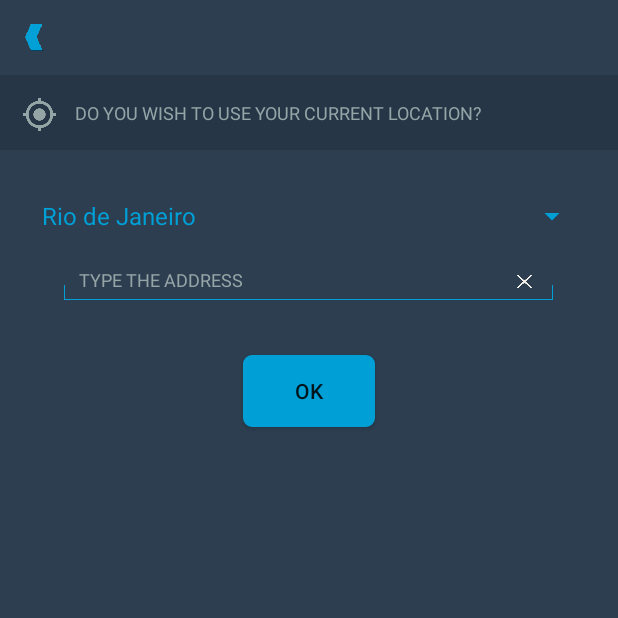
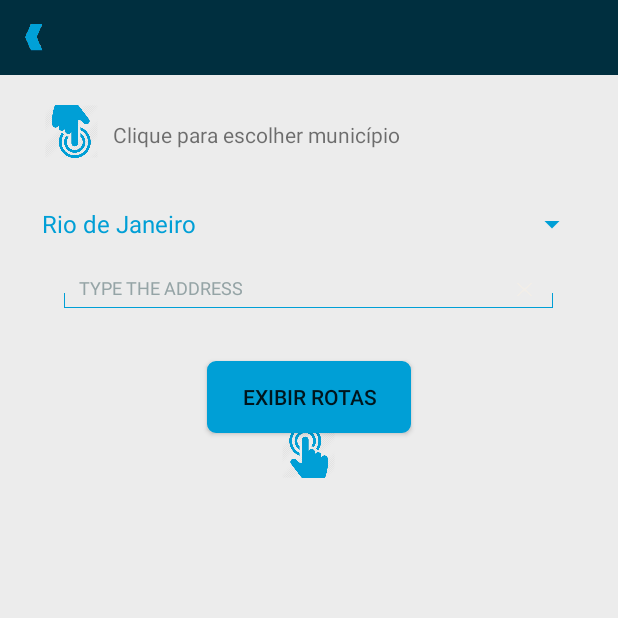
Before and after one commit to alanlyra/PDO, an Android app: the SelecionarEnderecoActivity screen opened directly, with no data from a screen before it, on a phone screen of 412 x 824 dp, the top half of it. Run offline under Robolectric (Android 15) with nearby library versions, the phone set to English and light mode, and no system bars; 1 statement that could not run was skipped.

Commit message:
Alterações Importantes

```diff
--- a/app/src/main/java/br/com/anso/pdo/buscaLinhaRota/Tab2Fragment.java
+++ b/app/src/main/java/br/com/anso/pdo/buscaLinhaRota/Tab2Fragment.java
@@ -39,6 +39,9 @@ public class Tab2Fragment extends Fragment {
             localDestinoLinhasRotas.setText(app.getEnderecoDestinoExibicao().concat(municipioDestino));
         }
 
+        if(app.getAbaDefault()==1)
+            pesquisarRotas(inflatedView);
+
         return inflatedView;
     }
 
--- a/app/src/main/java/br/com/anso/pdo/itinerario/ItinerarioActivity.java
+++ b/app/src/main/java/br/com/anso/pdo/itinerario/ItinerarioActivity.java
@@ -97,6 +97,8 @@ public class ItinerarioActivity extends VDOAppCompatActivity implements OnMapRea
         corConsorcio = (LinearLayout) findViewById(R.id.flag_itinerario);
         layout = (SlidingUpPanelLayout) findViewById(R.id.sliding_layoutItinerario);
         detalhesItinerario = (Button) findViewById(R.id.botaoDeItinerario);
+
+
 
 
         SupportMapFragment mapFragment = (SupportMapFragment) getSupportFragmentManager()
--- a/app/src/main/java/br/com/anso/pdo/principal/PrincipalActivity.java
+++ b/app/src/main/java/br/com/anso/pdo/principal/PrincipalActivity.java
@@ -68,10 +68,10 @@ public class PrincipalActivity extends VDOAppCompatActivity implements Navigatio
         ViewPagerAdapter adapter = new ViewPagerAdapter(getSupportFragmentManager());
 
         tab1 = new ExibeOnibusProximosFragment();
-        tab2 = new ExibePontosProximosFragment();
+        //tab2 = new ExibePontosProximosFragment();
 
         adapter.addFragment(tab1, getResources().getString(R.string.titulo_tab_linhas));
-        adapter.addFragment(tab2, getResources().getString(R.string.titulo_tab_pontos));
+        //adapter.addFragment(tab2, getResources().getString(R.string.titulo_tab_pontos));
         viewPager.setAdapter(adapter);
         criaMenu();
     }
--- a/app/src/main/java/br/com/anso/pdo/resultadoListaItinerario/ResultadoListaItinerarioPresenter.java
+++ b/app/src/main/java/br/com/anso/pdo/resultadoListaItinerario/ResultadoListaItinerarioPresenter.java
@@ -53,7 +53,7 @@ public class ResultadoListaItinerarioPresenter implements IResultadoListaItinera
 
         int[] options = new int[qtdResultLinhas];
         for(int i = 0; i < qtdResultLinhas; i++)
-            options[i] = R.drawable.more;
+            options[i] = R.drawable.touchpoint;
 
         List<HashMap<String, String>> aList = new ArrayList<>();
 
--- a/app/src/main/java/br/com/anso/pdo/resultadoRotas/ResultadoRotasActivity.java
+++ b/app/src/main/java/br/com/anso/pdo/resultadoRotas/ResultadoRotasActivity.java
@@ -35,7 +35,6 @@ public class ResultadoRotasActivity extends Activity implements IResultadoRotasV
         setContentView(R.layout.activity_resultado_rotas);
 
         presenter = new ResultadoRotasPresenter(this);
-
 
         TextView tituloTextView = (TextView) findViewById(R.id.tituloResultadoBuscaRotas);
         listView = (ListView) findViewById(R.id.list);
--- a/app/src/main/res/drawable/border.xml
+++ b/app/src/main/res/drawable/border.xml
@@ -4,7 +4,7 @@
         <shape
             android:shape="rectangle">
             <stroke android:width="0.5dp" android:color="@color/color_primary" />
-            <solid android:color="#2c3e50" />
+            <solid android:color="@color/color_primary1" />
 
         </shape>
     </item>
@@ -12,8 +12,8 @@
     <item android:right="0dp" android:bottom="10dp">
         <shape
             android:shape="rectangle">
-            <stroke android:color="#2c3e50" />
-            <solid android:right="0dp" android:color="#2c3e50" />
+            <stroke android:color="@color/color_primary1" />
+            <solid android:right="0dp" android:color="@color/color_primary1" />
         </shape>
     </item>
 
--- a/app/src/main/res/layout/listview_resultadolinhas_layout.xml
+++ b/app/src/main/res/layout/listview_resultadolinhas_layout.xml
@@ -31,7 +31,7 @@
             android:layout_height="wrap_content"
             android:paddingTop="1dp"
             android:textSize="14dp"
-            android:textColor="#f7f7f7"
+            android:textColor="@color/color_primary3"
             android:layout_marginTop="2dp"
             android:paddingRight="3dp"
             android:text="@string/vista"/>
@@ -41,7 +41,7 @@
             android:layout_width="wrap_content"
             android:layout_height="wrap_content"
             android:textSize="10dp"
-            android:textColor="#95a4a6" />
+            android:textColor="@color/color_primary3" />
     </LinearLayout>
 
 
--- a/app/src/main/res/layout/local_partida_destino.xml
+++ b/app/src/main/res/layout/local_partida_destino.xml
@@ -3,7 +3,7 @@
     xmlns:tools="http://schemas.android.com/tools"
     android:layout_width="match_parent"
     android:layout_height="match_parent"
-    android:background="#2c3e50"
+    android:background="@color/color_primary1"
     tools:context="br.com.anso.pdo.buscaPontosEstacoes.BuscaPontosEstacoesActivity">
 
     <LinearLayout
@@ -19,7 +19,7 @@
             android:layout_width="match_parent"
             android:layout_height="50dp"
             android:layout_gravity="center_horizontal"
-            android:background="#2c3e50">
+            android:background="@color/color_primary3">
 
             <LinearLayout
                 android:layout_height="match_parent"
@@ -53,7 +53,8 @@
             android:layout_height="50dp"
             android:layout_gravity="center_horizontal"
             android:background="#263646"
-            android:onClick="definirPosicaoAtual">
+            android:onClick="definirPosicaoAtual"
+            android:visibility="gone">
             <!--android:onClick="buscapontoseestacoes"> -->
 
             <ImageView
@@ -81,6 +82,26 @@
         </FrameLayout>
 
         <LinearLayout
+            android:layout_width="wrap_content"
+            android:layout_height="wrap_content">
+
+            <ImageView
+                android:layout_width="35dp"
+                android:layout_height="35dp"
+                android:background="@drawable/touchpoint"
+                android:rotation="180"
+                android:layout_marginTop="20dp"
+                android:layout_marginLeft="30dp"/>
+
+            <TextView
+                android:layout_width="wrap_content"
+                android:layout_height="wrap_content"
+                android:text="@string/clique_para_municipio"
+                android:layout_marginTop="30dp"
+                android:layout_marginLeft="10dp"/>
+
+        </LinearLayout>
+        <LinearLayout
             android:layout_width="match_parent"
             android:layout_height="100dp"
             android:orientation="vertical"
@@ -96,7 +117,7 @@
                 android:layout_marginRight="20dp"
                 android:textSize="12dp"
                 android:layout_gravity="center_horizontal"
-                android:backgroundTint="#009FD6">
+                android:backgroundTint="@color/color_primary">
 
 
             </Spinner>
@@ -120,8 +141,8 @@
                     android:textColorHint="#95a4a6"
                     android:textSize="12dp"
                     android:layout_marginStart="6dp"
-                    android:textColor="#009FD6"
-                    android:backgroundTint="@color/listview1"
+                    android:textColor="@color/color_primary"
+                    android:backgroundTint="@color/color_primary2"
                     android:layout_marginTop="-5dp" />
 
                 <LinearLayout
@@ -144,12 +165,19 @@
         </LinearLayout>
 
         <Button
-            android:layout_width="wrap_content"
+            android:layout_width="136dp"
             android:layout_height="wrap_content"
-            android:text="OK"
+            android:text="@string/exibir_rotas"
             android:layout_gravity="center_horizontal"
             android:id="@+id/confirmarEndereco"
             android:background="@drawable/cornerborder" />
 
+        <ImageView
+            android:layout_width="35dp"
+            android:layout_height="35dp"
+            android:background="@drawable/touchpoint"
+            android:layout_marginTop="-5dp"
+            android:layout_gravity="center"/>
+
     </LinearLayout>
 </RelativeLayout>
--- a/app/src/main/res/layout/spinner_item_layout.xml
+++ b/app/src/main/res/layout/spinner_item_layout.xml
@@ -7,6 +7,6 @@
     android:layout_width="match_parent"
     android:layout_height="?attr/dropdownListPreferredItemHeight"
     android:ellipsize="marquee"
-    android:textColor="#009FD6"
-    android:background="#2c3e50"
+    android:textColor="@color/color_primary"
+    android:background="@color/color_primary2"
     android:text="ITEM"/>
--- a/app/src/main/res/values/strings.xml
+++ b/app/src/main/res/values/strings.xml
@@ -130,4 +130,5 @@
     <string name="detalhes_Itinerario_Abrir">Abrir Passo a Passo</string>
     <string name="detalhes_Itinerario_Fechar">Fechar Passo a Passo</string>
     <string name="inverter_sentido">Inverter Sentido</string>
+    <string name="clique_para_municipio">Clique para escolher município</string>
 </resources>
```
Also changed, not shown: app/src/main/java/br/com/anso/pdo/buscaLinhaRota/BuscaLinhaRotaActivity.java (+16 -0 lines), app/src/main/java/br/com/anso/pdo/principal/ExibeOnibusProximosFragment.java (+50 -10 lines), app/src/main/java/br/com/anso/pdo/resultadoListaItinerario/ResultadoListaItinerarioActivity.java (+14 -6 lines), app/src/main/java/br/com/anso/pdo/selecionarEndereco/SelecionarEnderecoActivity.java (+7 -1 lines), app/src/main/java/br/com/anso/pdo/util/AppSingleton.java (+9 -0 lines), app/src/main/res/layout/activity_resultado_lista_itinerario.xml (+4 -4 lines), 2 other files.
